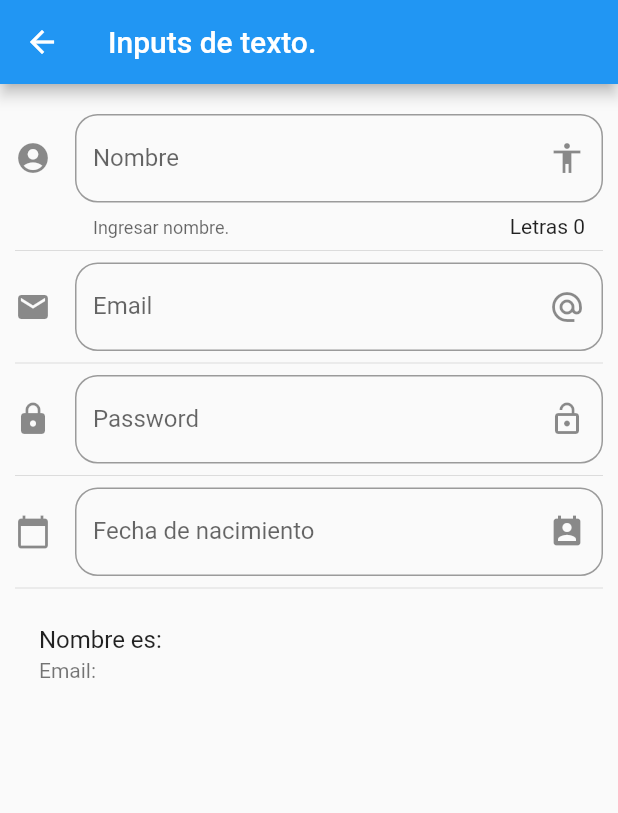
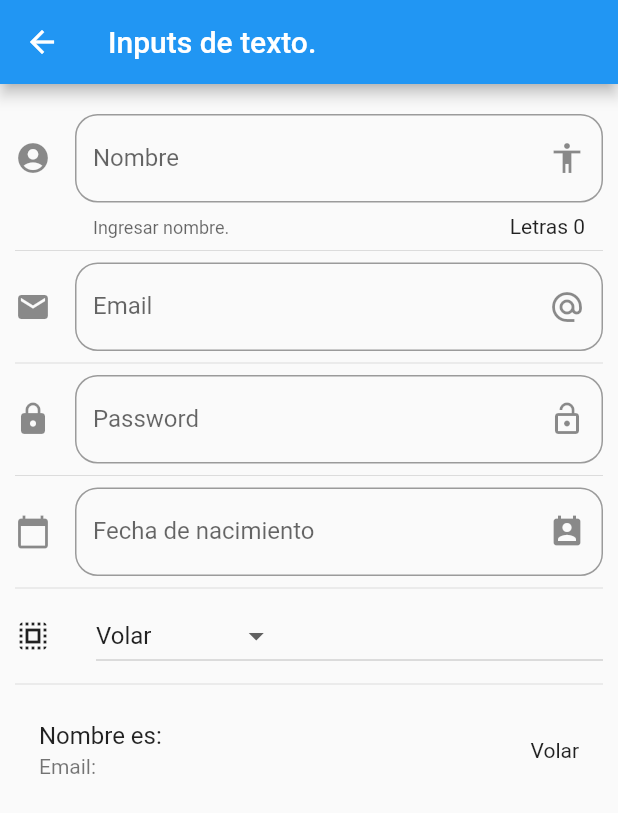
Before and after one commit to Asalmerontkd/FlutterComponents, a Flutter app: the InputPage screen opened by its route, on a phone screen of 412 x 824 dp. Shown: the top 813 px of the screen. Run offline on Flutter 3.47's test engine with Material 2 defaults, Android fonts, the phone set to English and light mode, and no system bars.

Commit message:
DropdownButton

```diff
--- a/lib/src/pages/input_page.dart
+++ b/lib/src/pages/input_page.dart
@@ -9,6 +9,10 @@ class _InputPageState extends State<InputPage> {
   String _nombre = '';
   String _email = '';
   String _fecha = '';
+
+  String _opcionSelected = 'Volar';
+
+  List<String> _poderes = ['Volar', 'Rayos X', 'Super Fuerza', 'Super Aliento'];
 
   TextEditingController _inputFieldDateController = new TextEditingController();
 
@@ -28,6 +32,8 @@ class _InputPageState extends State<InputPage> {
           _crearPassword(),
           Divider(),
           _crearFecha(context),
+          Divider(),
+          _crearDropdown(),
           Divider(),
           _crearPersona()
         ],
@@ -124,10 +130,43 @@ class _InputPageState extends State<InputPage> {
     }
   }
 
+  List<DropdownMenuItem<String>> getOpcionesDwn() {
+    List<DropdownMenuItem<String>> lista = new List();
+    _poderes.forEach((poder) {
+      lista.add( DropdownMenuItem(
+        child: Text(poder),
+        value: poder,
+      ) );
+    });
+    return lista;
+  }
+
+  Widget _crearDropdown(){
+    return Row(
+      children: <Widget>[
+        Icon(Icons.select_all),
+        SizedBox(width: 30.0,),
+        Expanded(
+          child: DropdownButton(
+            value: _opcionSelected,
+            items: getOpcionesDwn(),
+            onChanged: (opt){
+              setState(() {
+                _opcionSelected = opt;
+              });
+            }
+          ),
+        )
+
+      ],
+    );
+  }
+
   Widget _crearPersona(){
     return ListTile(
       title: Text('Nombre es: $_nombre'),
       subtitle: Text('Email: $_email'),
+      trailing: Text(_opcionSelected),
     );
   }
 }
```
